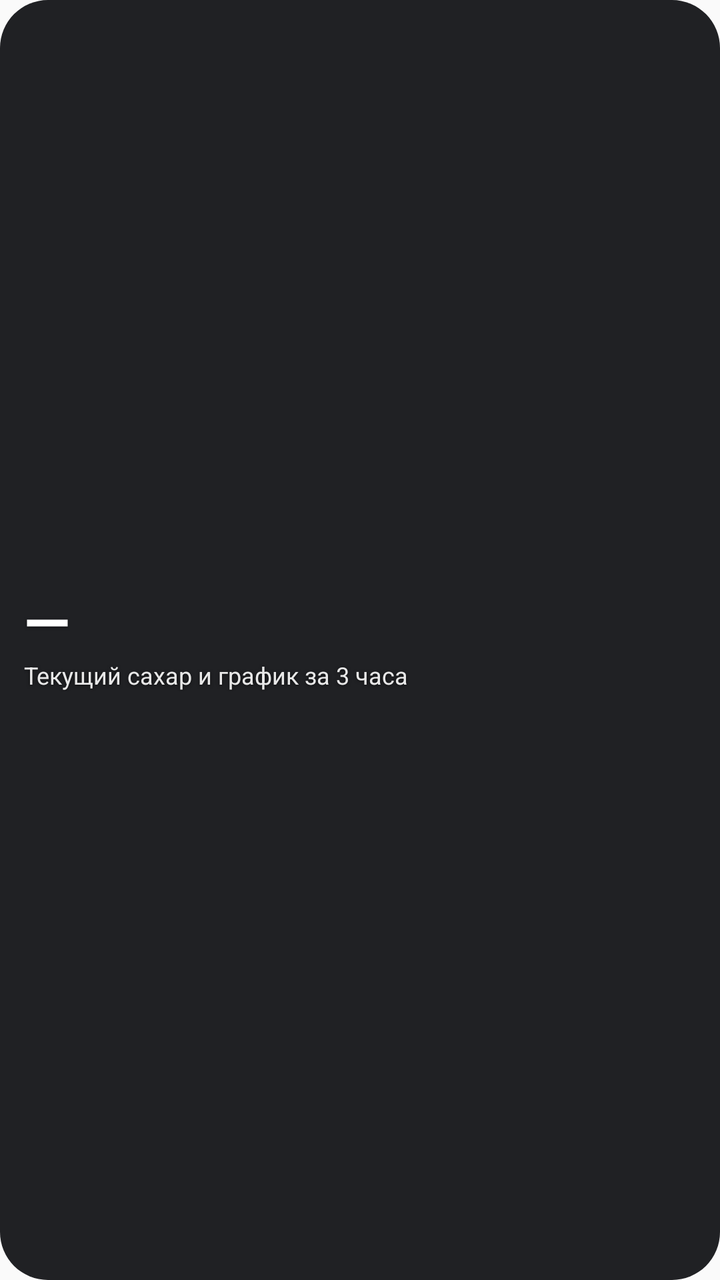
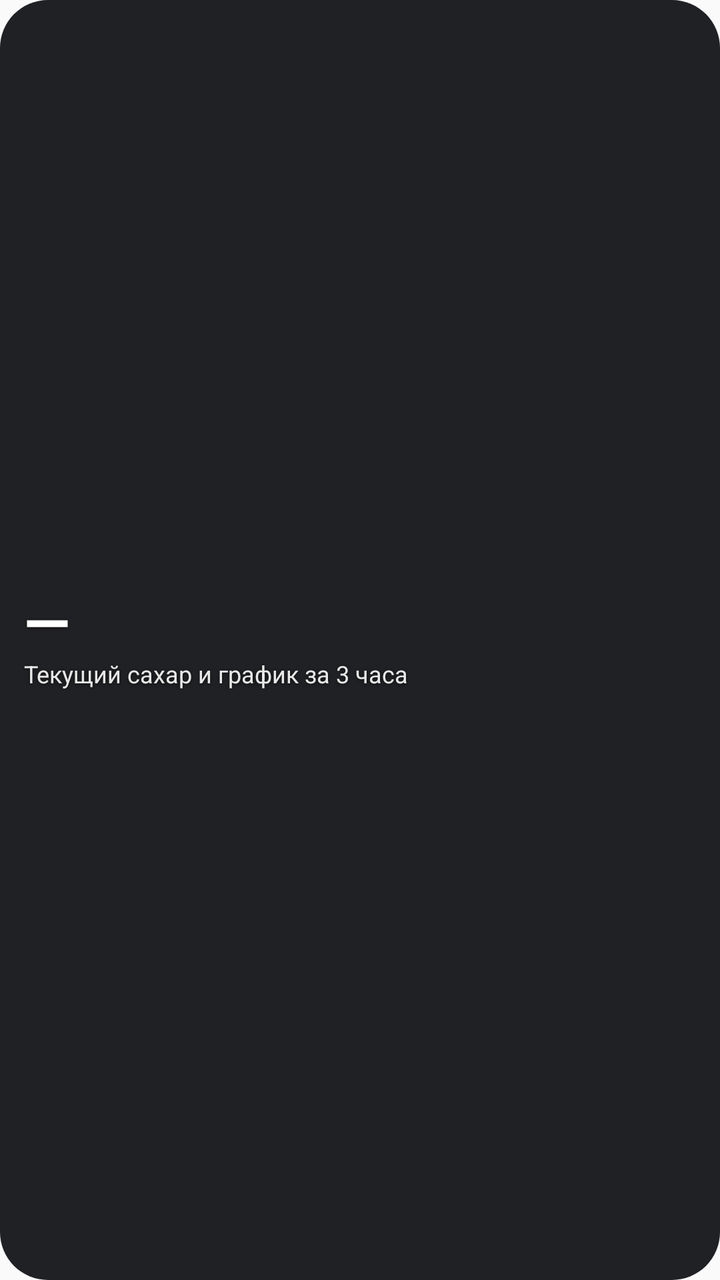

The first picture is an Android layout as it rendered before a commit; the second is the same layout after the commit. The layout source and the unified diff follow.
<!-- AndroidManifest.xml: application theme Theme.Glucose -->
<!-- res/layout/widget_glucose.xml -->
<?xml version="1.0" encoding="utf-8"?>
<FrameLayout xmlns:android="http://schemas.android.com/apk/res/android"
    android:id="@+id/widget_root"
    android:layout_width="match_parent"
    android:layout_height="match_parent">

    
    <ImageView
        android:id="@+id/widget_bg"
        android:layout_width="match_parent"
        android:layout_height="match_parent"
        android:importantForAccessibility="no"
        android:scaleType="fitXY"
        android:src="@drawable/widget_bg" />

    <LinearLayout
        android:layout_width="match_parent"
        android:layout_height="match_parent"
        android:gravity="center_vertical"
        android:orientation="horizontal"
        android:padding="12dp">

        <LinearLayout
            android:layout_width="wrap_content"
            android:layout_height="wrap_content"
            android:orientation="vertical">

            <TextView
                android:id="@+id/widget_value"
                android:layout_width="wrap_content"
                android:layout_height="wrap_content"
                android:includeFontPadding="false"
                android:maxLines="1"
                android:shadowColor="#99000000"
                android:shadowDy="1"
                android:shadowRadius="4"
                android:text="—"
                android:textColor="#FFFFFFFF"
                android:textSize="30sp"
                android:textStyle="bold" />

            <TextView
                android:id="@+id/widget_time"
                android:layout_width="wrap_content"
                android:layout_height="wrap_content"
                android:maxLines="1"
                android:shadowColor="#99000000"
                android:shadowDy="1"
                android:shadowRadius="4"
                android:text="@string/widget_description"
                android:textColor="#E6FFFFFF"
                android:textSize="12sp" />

            <TextView
                android:id="@+id/widget_profile"
                android:layout_width="wrap_content"
                android:layout_height="wrap_content"
                android:maxLines="1"
                android:shadowColor="#99000000"
                android:shadowDy="1"
                android:shadowRadius="4"
                android:textColor="#B3FFFFFF"
                android:textSize="11sp"
                android:visibility="gone" />
        </LinearLayout>

        <ImageView
            android:id="@+id/widget_chart"
            android:layout_width="0dp"
            android:layout_height="match_parent"
            android:layout_marginStart="10dp"
            android:layout_weight="1"
            android:contentDescription="@string/widget_description"
            android:scaleType="fitXY" />
    </LinearLayout>
</FrameLayout>
<!-- resources referenced by this layout -->
<resources>
  <!-- drawable widget_bg (drawable) -->
  <?xml version="1.0" encoding="utf-8"?>
  <shape xmlns:android="http://schemas.android.com/apk/res/android"
      android:shape="rectangle">
      
      <solid android:color="#FF202124" />
      <corners android:radius="24dp" />
  </shape>
  <string name="widget_description">Текущий сахар и график за 3 часа</string>
  <style name="Theme.Glucose" parent="android:Theme.Material.Light.NoActionBar" />
</resources>

<!-- the commit's change to res/layout/widget_glucose.xml (unified diff, before → after) -->
@@ -18,26 +18,49 @@
         android:layout_height="match_parent"
         android:gravity="center_vertical"
         android:orientation="horizontal"
-        android:padding="12dp">
+        android:paddingHorizontal="12dp"
+        android:paddingVertical="8dp">
 
         <LinearLayout
             android:layout_width="wrap_content"
             android:layout_height="wrap_content"
             android:orientation="vertical">
 
-            <TextView
-                android:id="@+id/widget_value"
+            
+            <LinearLayout
                 android:layout_width="wrap_content"
-                android:layout_height="wrap_content"
-                android:includeFontPadding="false"
-                android:maxLines="1"
-                android:shadowColor="#99000000"
-                android:shadowDy="1"
-                android:shadowRadius="4"
-                android:text="—"
-                android:textColor="#FFFFFFFF"
-                android:textSize="30sp"
-                android:textStyle="bold" />
+                android:layout_height="34dp"
+                android:orientation="horizontal">
+
+                <TextView
+                    android:id="@+id/widget_value"
+                    android:layout_width="wrap_content"
+                    android:layout_height="match_parent"
+                    android:gravity="center_vertical"
+                    android:includeFontPadding="false"
+                    android:maxLines="1"
+                    android:shadowColor="#99000000"
+                    android:shadowDy="1"
+                    android:shadowRadius="4"
+                    android:text="—"
+                    android:textColor="#FFFFFFFF"
+                    android:textSize="30sp"
+                    android:textStyle="bold" />
+
+                <TextView
+                    android:id="@+id/widget_arrow"
+                    android:layout_width="wrap_content"
+                    android:layout_height="match_parent"
+                    android:layout_marginStart="4dp"
+                    android:gravity="center_vertical"
+                    android:includeFontPadding="false"
+                    android:maxLines="1"
+                    android:shadowColor="#99000000"
+                    android:shadowDy="1"
+                    android:shadowRadius="4"
+                    android:textColor="#FFFFFFFF"
+                    android:textSize="24sp" />
+            </LinearLayout>
 
             <TextView
                 android:id="@+id/widget_time"
